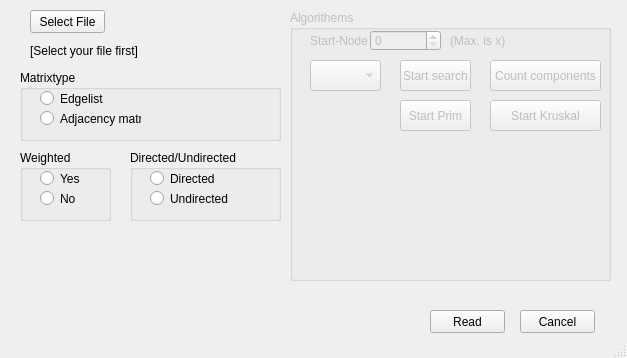
This is mainwindow.ui in FNicolai/MMI as Qt 5 draws it before an edit. The edited form follows.
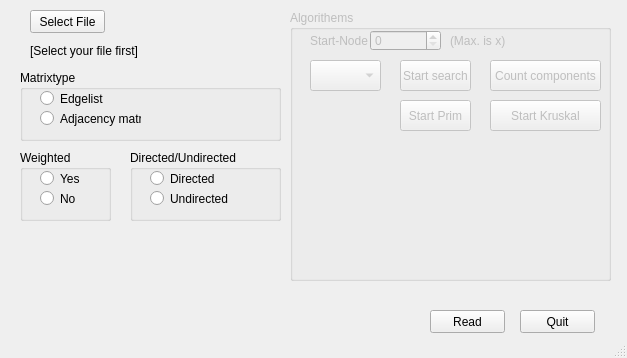
This is the edited form.

What changed in the file:
```diff
--- a/mainwindow.ui
+++ b/mainwindow.ui
@@ -172,7 +172,7 @@
      </rect>
     </property>
     <property name="text">
-     <string>Cancel</string>
+     <string>Quit</string>
     </property>
    </widget>
    <widget class="QPushButton" name="pushButton_select_file">
```
Left out of the diff: 2 changed lines with no effect on the pictures.
